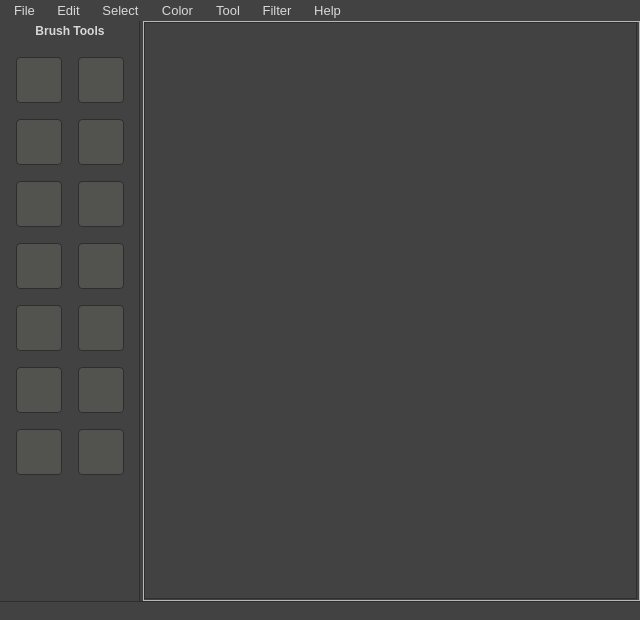
The window that mainwindow.ui (LariscusObscurus/ITP3_ImageProcessing) describes before a commit, drawn with Qt 5.
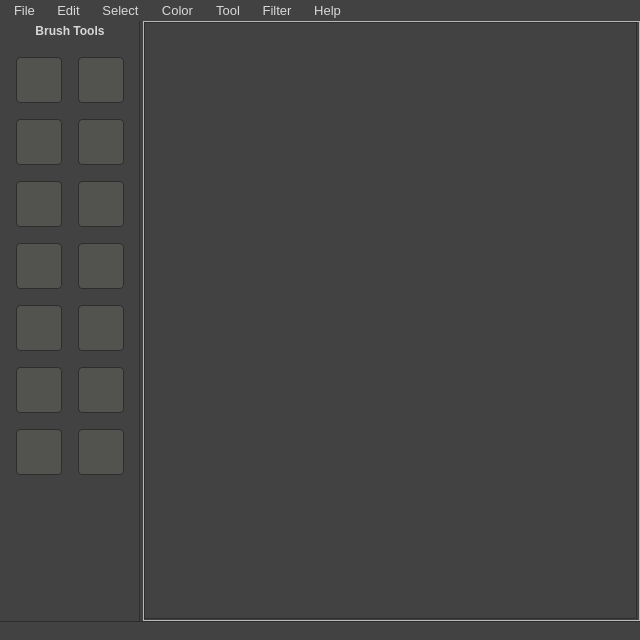
The same window after the commit. Icons and pictures are not drawn. Custom widgets are drawn as their Qt base class.

Patch:
```diff
--- a/mainwindow.ui
+++ b/mainwindow.ui
@@ -10,13 +10,13 @@
     <x>0</x>
     <y>0</y>
     <width>640</width>
-    <height>620</height>
+    <height>640</height>
    </rect>
   </property>
   <property name="minimumSize">
    <size>
     <width>640</width>
-    <height>620</height>
+    <height>640</height>
    </size>
   </property>
   <property name="windowTitle">
```
Left out of the diff: 12 changed lines with no effect on the pictures.
